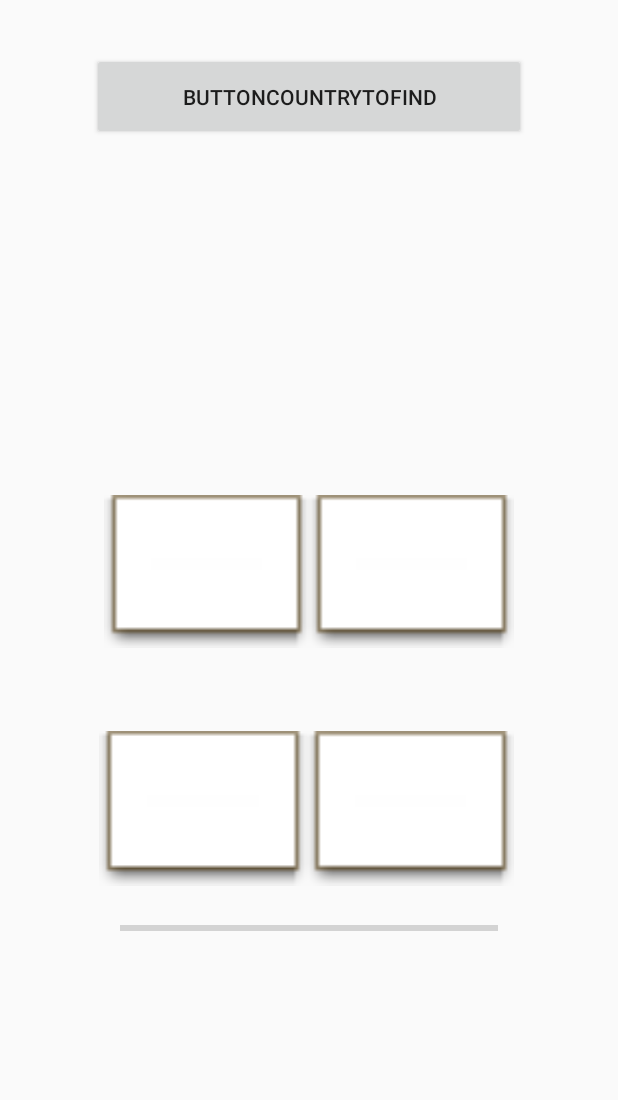
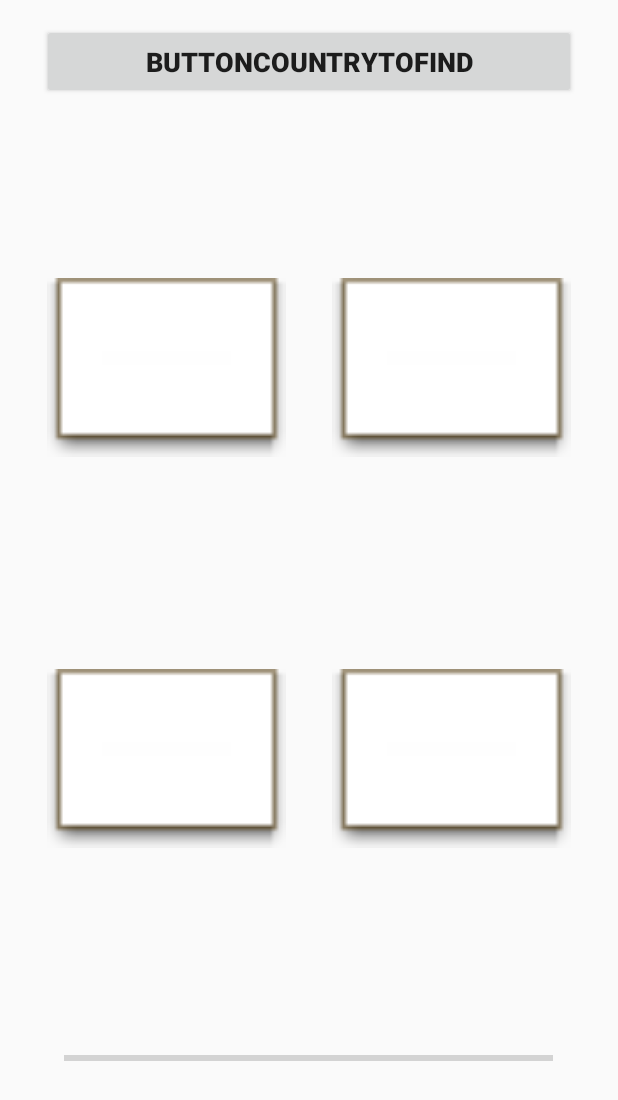
Before and after one commit to wasevitch/funWithFlags, an Android app: the layout fragment_quizz_img.xml on its own in the app's theme, with its tools: preview values and no code run, on a phone screen of 412 x 824 dp. Shown: the top 1100 px of the screen. Run offline under Robolectric (Android 15) with nearby library versions, the phone set to English and light mode, and no system bars.

Commit message:
quizz img

```diff
--- a/app/src/main/java/com/example/nicolas/drapeaux/fragments/QuestionAdapter.java
+++ b/app/src/main/java/com/example/nicolas/drapeaux/fragments/QuestionAdapter.java
@@ -33,7 +33,6 @@ public class QuestionAdapter extends ArrayAdapter<Question> {
         }
 
         ImageView imageView = (ImageView)convertView.findViewById(R.id.imageView);
-
         TextView answerTextView = (TextView)convertView.findViewById(R.id.textView);
         TextView correctTextView = (TextView)convertView.findViewById(R.id.textView1);
 
--- a/app/src/main/res/layout/fragment_quizz_img.xml
+++ b/app/src/main/res/layout/fragment_quizz_img.xml
@@ -9,57 +9,25 @@
 
     <!-- TODO: Update blank fragment layout -->
 
-    <LinearLayout
-        android:layout_width="0dp"
-        android:layout_height="92dp"
-        android:orientation="horizontal"
-        tools:layout_constraintTop_creator="1"
-        tools:layout_constraintRight_creator="1"
-        app:layout_constraintRight_toRightOf="parent"
-        android:layout_marginTop="16dp"
-        tools:layout_constraintLeft_creator="1"
-        app:layout_constraintLeft_toLeftOf="parent"
-        app:layout_constraintTop_toTopOf="parent">
-
     <Button
         android:id="@+id/buttonCountryToFind"
-            android:layout_width="match_parent"
-            android:layout_height="58dp"
-            android:layout_marginEnd="61dp"
-            android:layout_marginLeft="61dp"
-            android:layout_marginRight="61dp"
-            android:layout_marginStart="61dp"
-            android:layout_marginTop="19dp"
+        android:layout_width="356dp"
+        android:layout_height="50dp"
+        android:layout_marginEnd="22dp"
+        android:layout_marginLeft="8dp"
+        android:layout_marginRight="8dp"
+        android:layout_marginStart="22dp"
+        android:layout_marginTop="16dp"
         android:layout_weight="1"
         android:text="@string/buttoncountrytofind"
-            app:layout_constraintHorizontal_bias="1.0"
+        android:textSize="18sp"
+        android:textStyle="bold"
+        app:layout_constraintHorizontal_bias="0.509"
         app:layout_constraintLeft_toLeftOf="parent"
         app:layout_constraintRight_toRightOf="parent"
         app:layout_constraintTop_toTopOf="parent"
-            tools:layout_constraintLeft_creator="1"
-            tools:layout_constraintRight_creator="1"
-            tools:layout_constraintTop_creator="1"
-            tools:ignore="InefficientWeight" />
-    </LinearLayout>
-
-    <LinearLayout
-        android:layout_width="0dp"
-        android:layout_height="226dp"
-        android:layout_weight="1"
-        android:orientation="horizontal"
-        android:id="@+id/linearLayout"
-        tools:layout_constraintTop_creator="1"
-        tools:layout_constraintRight_creator="1"
-        tools:layout_constraintBottom_creator="1"
-        android:layout_marginStart="69dp"
-        app:layout_constraintBottom_toBottomOf="parent"
-        android:layout_marginEnd="69dp"
-        app:layout_constraintRight_toRightOf="parent"
-        tools:layout_constraintLeft_creator="1"
-        app:layout_constraintLeft_toLeftOf="parent"
-        app:layout_constraintTop_toTopOf="parent"
-        android:layout_marginLeft="69dp"
-        android:layout_marginRight="69dp">
+        tools:ignore="InefficientWeight"
+        tools:layout_editor_absoluteX="21dp" />
 
     <ImageView
         android:id="@+id/imageViewImg1"
@@ -88,20 +56,6 @@
         app:srcCompat="@android:drawable/editbox_dropdown_light_frame"
         tools:ignore="ContentDescription" />
 
-    </LinearLayout>
-
-    <LinearLayout
-        android:layout_width="0dp"
-        android:layout_height="133dp"
-        android:orientation="horizontal"
-        tools:layout_constraintRight_creator="1"
-        tools:layout_constraintBottom_creator="1"
-        app:layout_constraintBottom_toTopOf="@+id/linearLayout2"
-        app:layout_constraintRight_toRightOf="@+id/linearLayout"
-        tools:layout_constraintLeft_creator="1"
-        android:layout_marginBottom="10dp"
-        app:layout_constraintLeft_toLeftOf="@+id/linearLayout2">
-
     <ImageView
         android:id="@+id/imageViewImg3"
         android:layout_width="159dp"
@@ -129,32 +83,12 @@
         app:layout_constraintTop_toBottomOf="@+id/imageViewImg2"
         app:srcCompat="@android:drawable/editbox_dropdown_light_frame"
         tools:ignore="ContentDescription" />
-    </LinearLayout>
-
-    <LinearLayout
-        android:layout_width="0dp"
-        android:layout_height="37dp"
-        android:layout_weight="1"
-        android:orientation="horizontal"
-        tools:layout_constraintTop_creator="1"
-        tools:layout_constraintRight_creator="1"
-        android:layout_marginStart="66dp"
-        android:layout_marginEnd="66dp"
-        app:layout_constraintRight_toRightOf="parent"
-        android:layout_marginTop="75dp"
-        app:layout_constraintTop_toBottomOf="@+id/linearLayout"
-        tools:layout_constraintLeft_creator="1"
-        app:layout_constraintLeft_toLeftOf="parent"
-        android:layout_marginLeft="66dp"
-        android:layout_marginRight="66dp"
-        android:id="@+id/linearLayout2"
-        app:layout_constraintHorizontal_bias="0.0">
 
     <ProgressBar
         android:id="@+id/progressBar2"
         style="@style/Widget.AppCompat.ProgressBar.Horizontal"
-            android:layout_width="match_parent"
-            android:layout_height="36dp"
+        android:layout_width="326dp"
+        android:layout_height="42dp"
         android:layout_marginEnd="14dp"
         android:layout_marginLeft="14dp"
         android:layout_marginRight="14dp"
@@ -162,13 +96,12 @@
         android:layout_weight="1"
         android:minHeight="50dp"
         app:layout_constraintBottom_toBottomOf="parent"
-            app:layout_constraintHorizontal_bias="0.0"
+        app:layout_constraintHorizontal_bias="0.491"
         app:layout_constraintLeft_toLeftOf="parent"
         app:layout_constraintRight_toRightOf="parent"
         app:layout_constraintTop_toBottomOf="@+id/imageViewImg4"
+        tools:ignore="InefficientWeight"
         tools:layout_constraintLeft_creator="1"
-            tools:layout_constraintRight_creator="1"
-            tools:ignore="InefficientWeight" />
-    </LinearLayout>
+        tools:layout_constraintRight_creator="1" />
 
 </android.support.constraint.ConstraintLayout>
--- a/app/src/main/res/values/strings.xml
+++ b/app/src/main/res/values/strings.xml
@@ -25,4 +25,5 @@
     <string name="coucou">coucou</string>
     <string name="back_to_home">Back to home</string>
     <string name="take_another_quizz">Take another quizz</string>
+    <string name="buttonCountryToFind">Button</string>
 </resources>
```
Also changed, not shown: app/src/main/res/layout-v21/frag_quizz.xml (+12 -4 lines), app/src/main/res/layout/adapter_question.xml (+6 -4 lines), app/src/main/res/layout/frag_quizz.xml (+12 -4 lines), app/src/main/res/layout/fragment_results.xml (+7 -3 lines). Lines whose indentation alone changed are shown as unchanged.
